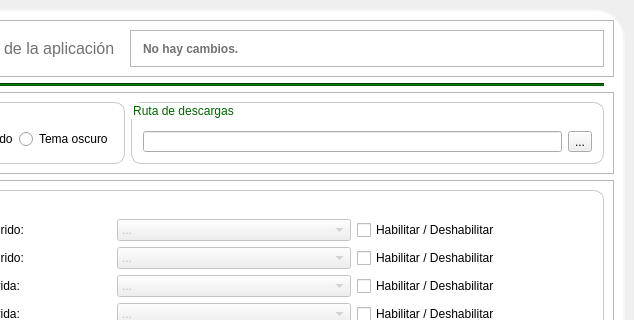
This is app/gui/Settings.ui in caicesardev/PyDownload as Qt 5 draws it before an edit; both pictures show x 166 to 800 and y 0 to 320 of the 800 by 642 pixel window. The edited form follows.
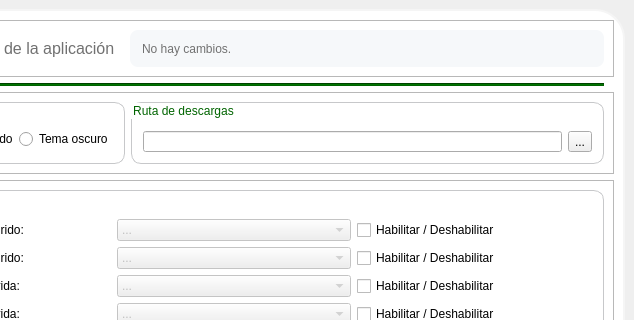
This is the edited form. Icons and pictures are not drawn.

Patch:
```diff
--- a/app/gui/Settings.ui
+++ b/app/gui/Settings.ui
@@ -91,7 +91,13 @@
            </widget>
           </item>
           <item>
-           <widget class="QFrame" name="frame">
+           <widget class="QFrame" name="status_label_frame">
+            <property name="styleSheet">
+             <string notr="true">QFrame#status_label_frame{
+	border-radius: 8px;
+	background-color: #F6F8FA;
+}</string>
+            </property>
             <property name="frameShape">
              <enum>QFrame::StyledPanel</enum>
             </property>
@@ -102,9 +108,7 @@
              <item>
               <widget class="QLabel" name="status_label">
                <property name="font">
-                <font>
-                 <bold>true</bold>
-                </font>
+                <font/>
                </property>
                <property name="styleSheet">
                 <string notr="true">QLabel#status_label{
```
Left out of the diff: 6 changed lines with no effect on the pictures.
